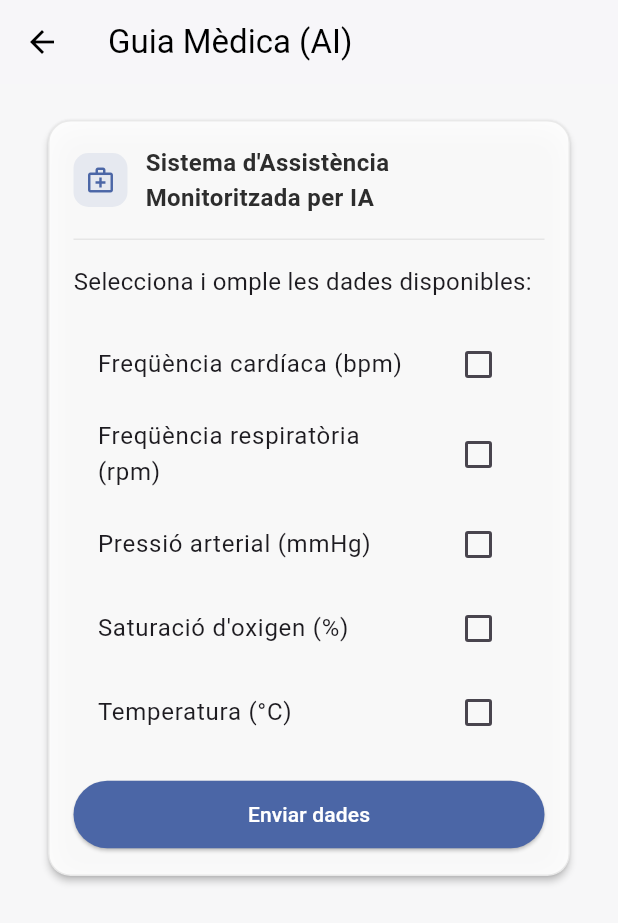
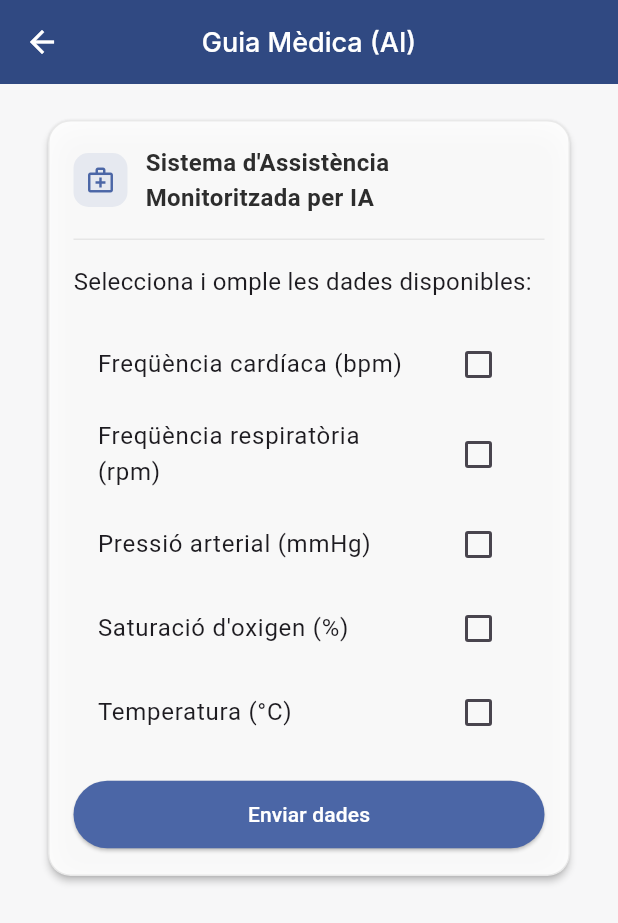
Before and after one commit to meulencv/qr_mpid, a Flutter app: the MedicalGuidePage screen opened directly, on a phone screen of 412 x 824 dp. Shown: the top 923 px of the screen. Run offline on Flutter 3.47's test engine with Material 3 defaults, Android fonts, the phone set to English and light mode, and no system bars; our stand-ins replace confetti, google_fonts, qr_flutter, shared_preferences, supabase_flutter; missing offline and left inert: mobile_scanner; accounts and stored records are empty.

Commit message:
Mejorar el diseño de las pantallas de resultados y guía médica con nuevos estilos de AppBar y ajustes de color

```diff
--- a/lib/screens/medical_guide_page.dart
+++ b/lib/screens/medical_guide_page.dart
@@ -14,13 +14,18 @@ class MedicalGuidePage extends StatelessWidget {
     return Scaffold(
       backgroundColor: const Color(0xFFF7F7F8),
       appBar: AppBar(
+        elevation: 0,
         title: Text(
           'Guia Mèdica (AI)',
-          style: GoogleFonts.roboto(), // Aplicar fuente Roboto
+          style: GoogleFonts.inter(
+            fontWeight: FontWeight.w500,
+            fontSize: 18,
+            color: Colors.white,
+          ),
         ),
-        backgroundColor: Colors.white,
-        foregroundColor: Colors.black,
-        elevation: 1,
+        backgroundColor: Color(0xFF304982),
+        foregroundColor: Colors.white,
+        centerTitle: true,
       ),
       body: const ChatMessages(),
     );
```
Also changed, not shown: lib/screens/autodiag.dart (+16 -4 lines).
